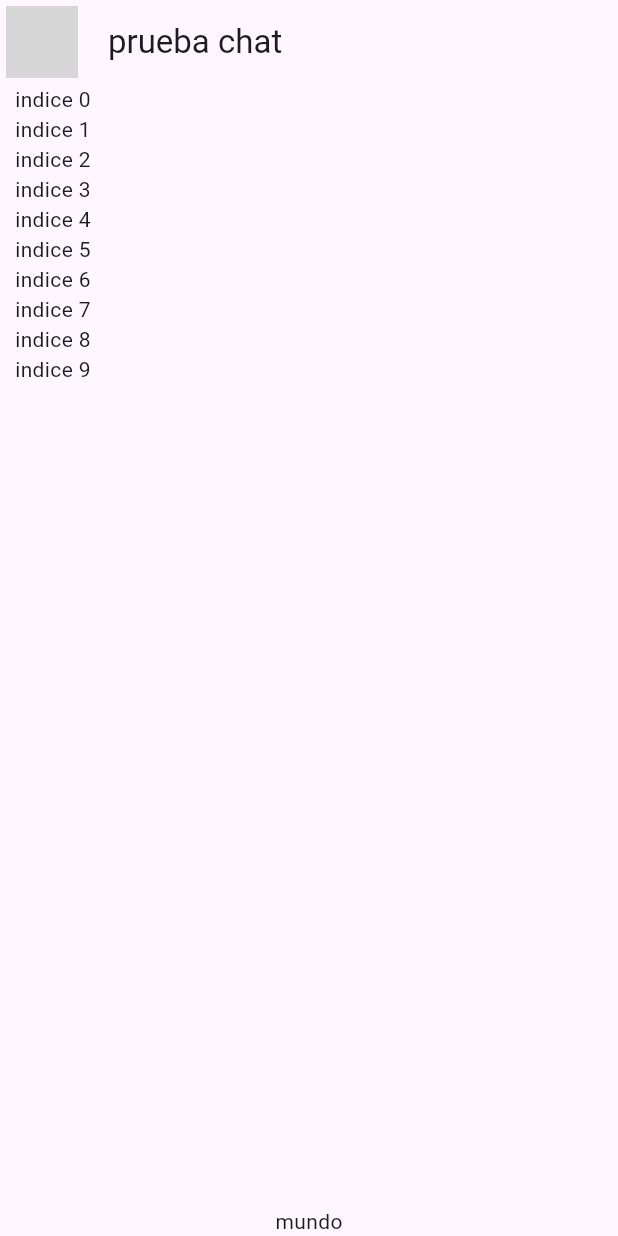
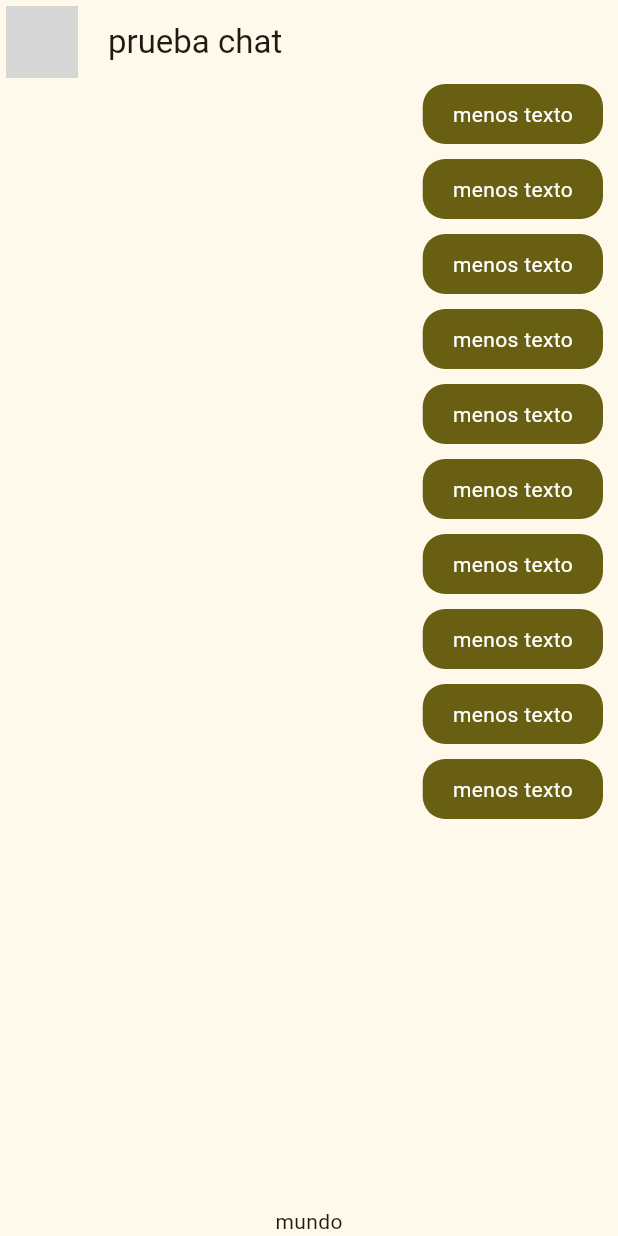
Before and after one commit to horaas/flutter-curso-asegovia, a Flutter app: the screen it shows after launch, on a phone screen of 412 x 824 dp. Run offline on Flutter 3.47's test engine with Material 3 defaults, Android fonts, the phone set to English and light mode, and no system bars; network calls fail; grey boxes are pictures that could not be loaded.

Commit message:
creacion de widgets de burbujas de chat

```diff
--- a/lib/main.dart
+++ b/lib/main.dart
@@ -1,6 +1,6 @@
 import 'package:flutter/material.dart';
 import 'package:pelis_app/config/theme/app_theme.dart';
-import 'package:pelis_app/presentation/chat/chat_screen.dart';
+import 'package:pelis_app/presentation/screens/chat/chat_screen.dart';
 
 void main() => runApp(MyApp());
 
@@ -10,7 +10,7 @@ class MyApp extends StatelessWidget {
     return MaterialApp(
       title: 'Yes not App',
       debugShowCheckedModeBanner: false,
-      theme: AppTheme(selectedColor: 0).theme(),
+      theme: AppTheme(selectedColor: 4).theme(),
       home: const ChatScreen(),
     );
   }
--- a/lib/presentation/chat/chat_screen.dart
+++ b/lib/presentation/screens/chat/chat_screen.dart
@@ -1,4 +1,5 @@
 import 'package:flutter/material.dart';
+import 'package:pelis_app/presentation/widgets/chat/my_mesage_bubble.dart';
 
 class ChatScreen extends StatelessWidget {
   const ChatScreen({super.key});
@@ -38,7 +39,7 @@ class _ChatView extends StatelessWidget {
                 child: ListView.builder(
                   itemCount: 10,
                   itemBuilder: (contex, index) {
-                  return Text("indice $index");
+                  return const MyMessageBublble();
                 },)
                 ),
             const Text("mundo")
--- /dev/null
+++ b/lib/presentation/widgets/chat/my_mesage_bubble.dart
@@ -0,0 +1,28 @@
+import 'package:flutter/material.dart';
+
+class MyMessageBublble extends StatelessWidget {
+  const MyMessageBublble({super.key});
+  @override
+  Widget build(BuildContext context) {
+    final colors = Theme.of(context).colorScheme;
+
+    return Column(
+      crossAxisAlignment: CrossAxisAlignment.end,
+      children: [
+        Container(
+          decoration: BoxDecoration(
+            color: colors.primary,
+            borderRadius: BorderRadius.circular(15)
+          ),
+          child: const Padding(
+            padding: EdgeInsets.symmetric(horizontal: 20,vertical:  10),
+            child: Text("menos texto", style: TextStyle(color: Colors.white,)),
+          ),
+        ),
+        const SizedBox(
+          height: 10,
+        )
+      ],
+    );
+  }
+}
```
